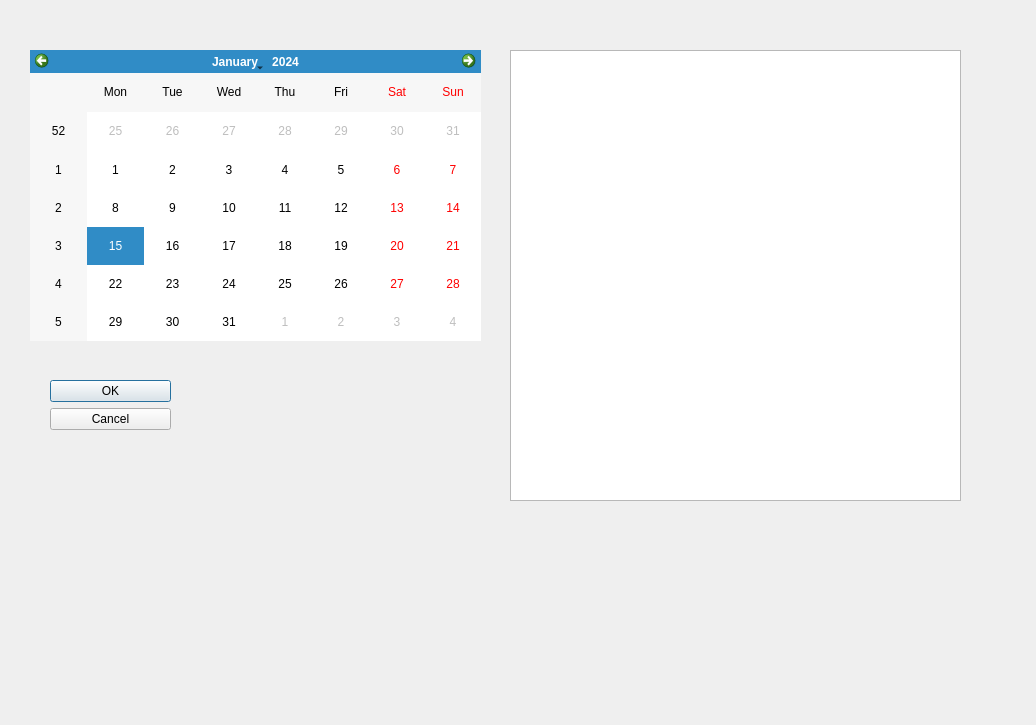
First picture: the form in 004_CHMV/QTLearning/CourseWork02Improved/datedialog.ui, repository leaptop/repos2, before the edit.
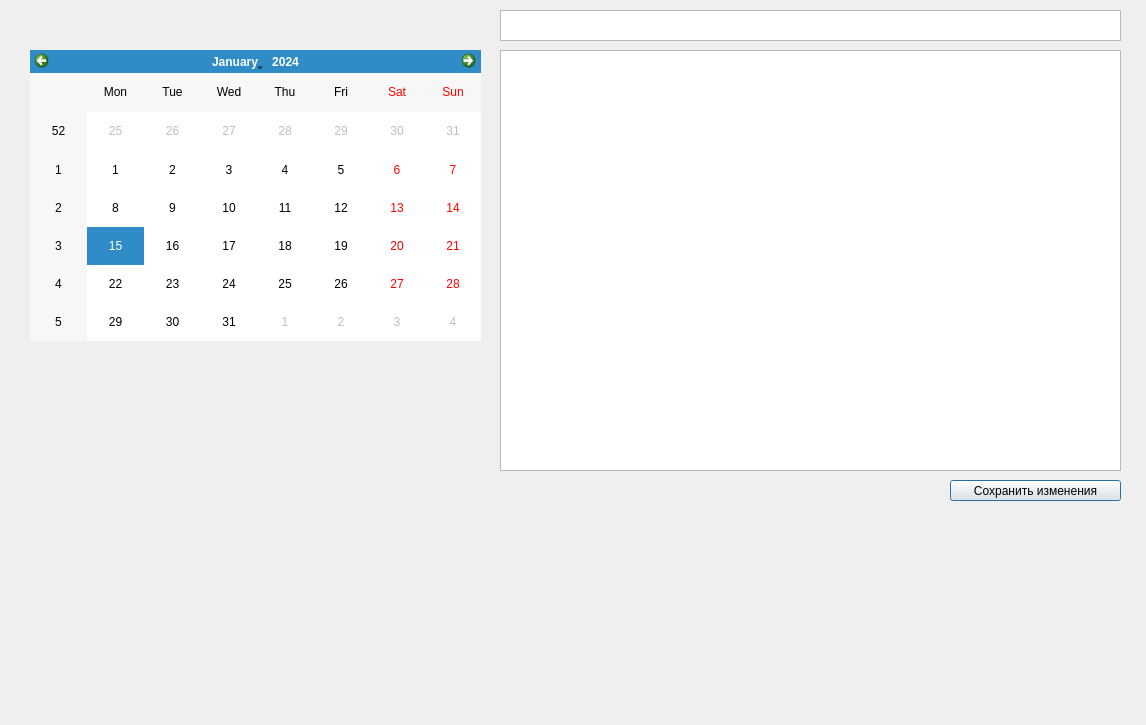
Second picture: the form after the edit. Icons and pictures are not drawn.

The edit to the form file:
```diff
--- a/004_CHMV/QTLearning/CourseWork02Improved/datedialog.ui
+++ b/004_CHMV/QTLearning/CourseWork02Improved/datedialog.ui
@@ -6,7 +6,7 @@
    <rect>
     <x>0</x>
     <y>0</y>
-    <width>1036</width>
+    <width>1146</width>
     <height>725</height>
    </rect>
   </property>
@@ -17,22 +17,6 @@
    <iconset resource="resources.qrc">
     <normaloff>:/pics/Common/iconSmall24.ico</normaloff>:/pics/Common/iconSmall24.ico</iconset>
   </property>
-  <widget class="QDialogButtonBox" name="buttonBox">
-   <property name="geometry">
-    <rect>
-     <x>50</x>
-     <y>380</y>
-     <width>121</width>
-     <height>241</height>
-    </rect>
-   </property>
-   <property name="orientation">
-    <enum>Qt::Vertical</enum>
-   </property>
-   <property name="standardButtons">
-    <set>QDialogButtonBox::Cancel|QDialogButtonBox::Ok</set>
-   </property>
-  </widget>
   <widget class="QCalendarWidget" name="calendarWidget">
    <property name="geometry">
     <rect>
@@ -46,10 +30,10 @@
   <widget class="QTextEdit" name="textEdit">
    <property name="geometry">
     <rect>
-     <x>510</x>
+     <x>500</x>
      <y>50</y>
-     <width>451</width>
-     <height>451</height>
+     <width>621</width>
+     <height>421</height>
     </rect>
    </property>
    <property name="inputMethodHints">
@@ -63,6 +47,29 @@
 &lt;p style=&quot;-qt-paragraph-type:empty; margin-top:0px; margin-bottom:0px; margin-left:0px; margin-right:0px; -qt-block-indent:0; text-indent:0px; font-family:'MS Shell Dlg 2';&quot;&gt;&lt;br /&gt;&lt;/p&gt;&lt;/body&gt;&lt;/html&gt;</string>
    </property>
   </widget>
+  <widget class="QPushButton" name="pushButton">
+   <property name="geometry">
+    <rect>
+     <x>950</x>
+     <y>480</y>
+     <width>171</width>
+     <height>21</height>
+    </rect>
+   </property>
+   <property name="text">
+    <string>Сохранить изменения</string>
+   </property>
+  </widget>
+  <widget class="QTextEdit" name="textEdit_2">
+   <property name="geometry">
+    <rect>
+     <x>500</x>
+     <y>10</y>
+     <width>621</width>
+     <height>31</height>
+    </rect>
+   </property>
+  </widget>
  </widget>
  <resources>
   <include location="resources.qrc"/>
```
Left out of the diff: 41 changed lines with no effect on the pictures.
